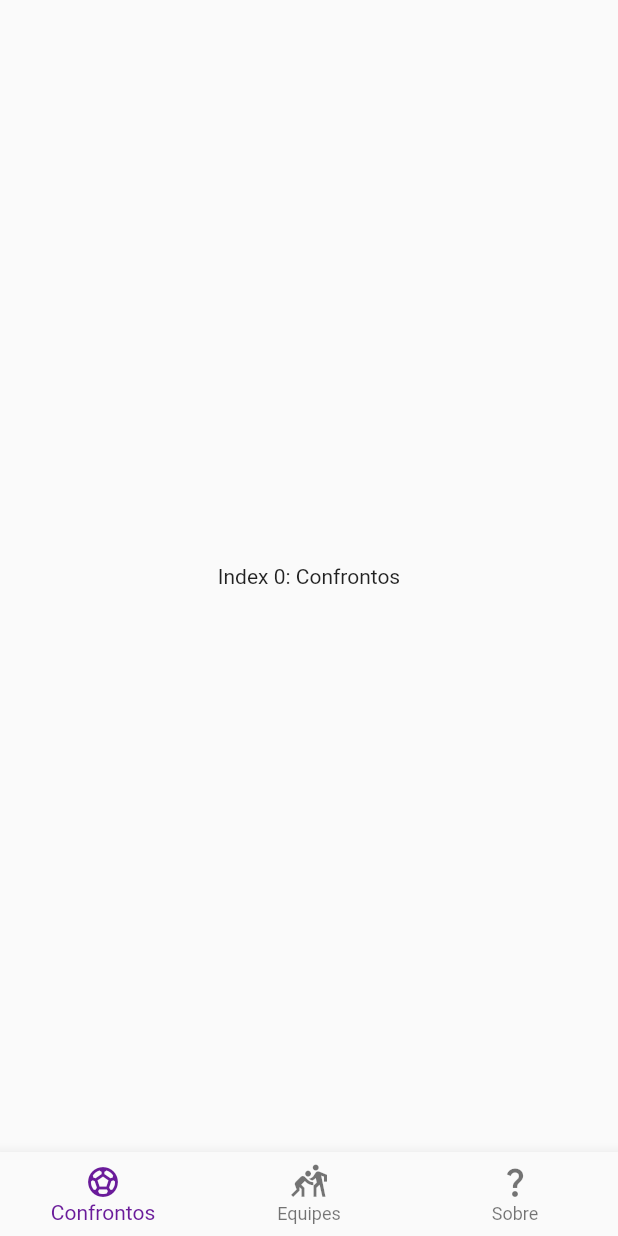
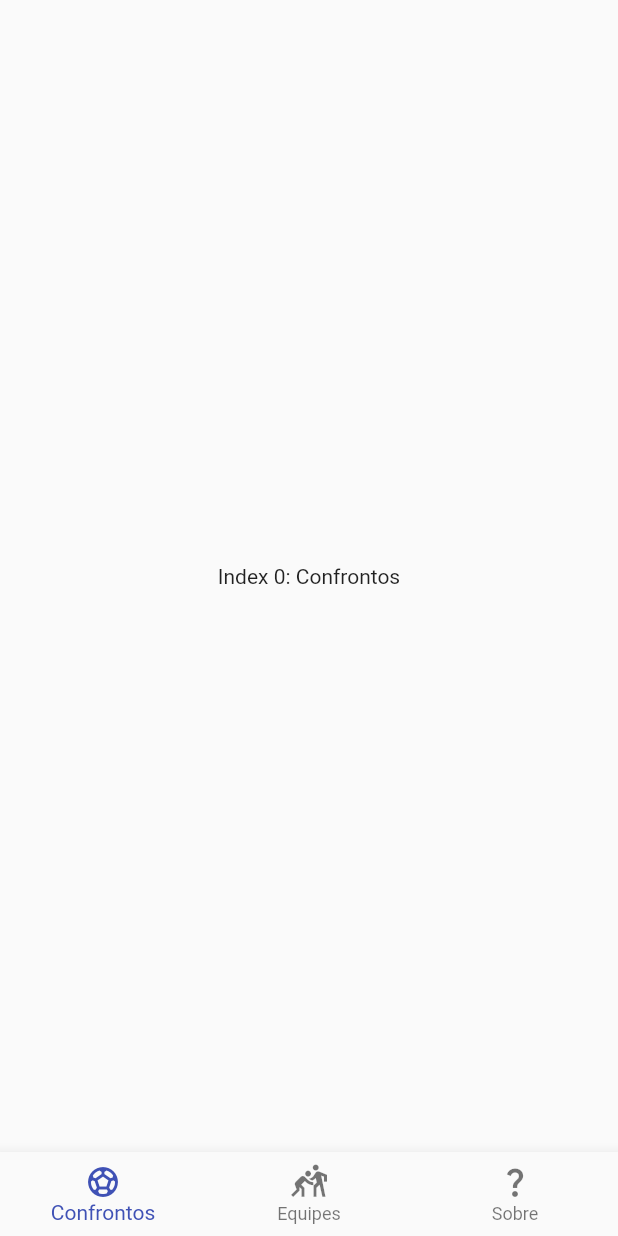
Before and after one commit to anaximeno/copa-catar-2022-match-track, a Flutter app: the screen it shows after launch, on a phone screen of 412 x 824 dp. Run offline on Flutter 3.47's test engine with Material 2 defaults, Android fonts, the phone set to English and light mode, and no system bars.

Commit message:
style: cor atualizada para indigo

```diff
--- a/flutter_frontend/lib/app.dart
+++ b/flutter_frontend/lib/app.dart
@@ -10,7 +10,7 @@ class MyApp extends StatelessWidget {
       title: 'Copa Catar 2022 - Match Tracker',
       debugShowCheckedModeBanner: false,
       theme: ThemeData(
-        primarySwatch: Colors.purple,
+        primarySwatch: Colors.indigo,
       ),
       home: const HomePage(),
     );
--- a/flutter_frontend/lib/views/home.dart
+++ b/flutter_frontend/lib/views/home.dart
@@ -33,7 +33,7 @@ class _HomePageState extends State<HomePage> {
               icon: Icon(Icons.question_mark), label: 'Sobre'),
         ],
         currentIndex: _selectedIndex,
-        selectedItemColor: Colors.purple[800],
+        selectedItemColor: Colors.indigo,
         onTap: (int index) {
           setState(() {
             _selectedIndex = index;
```
